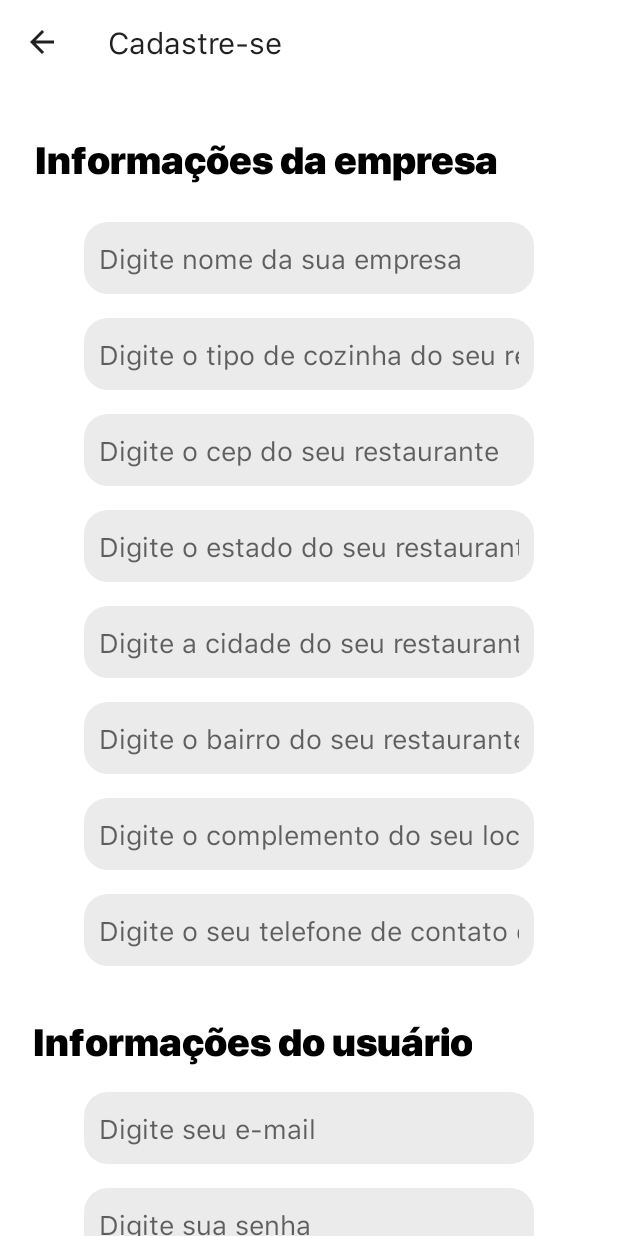
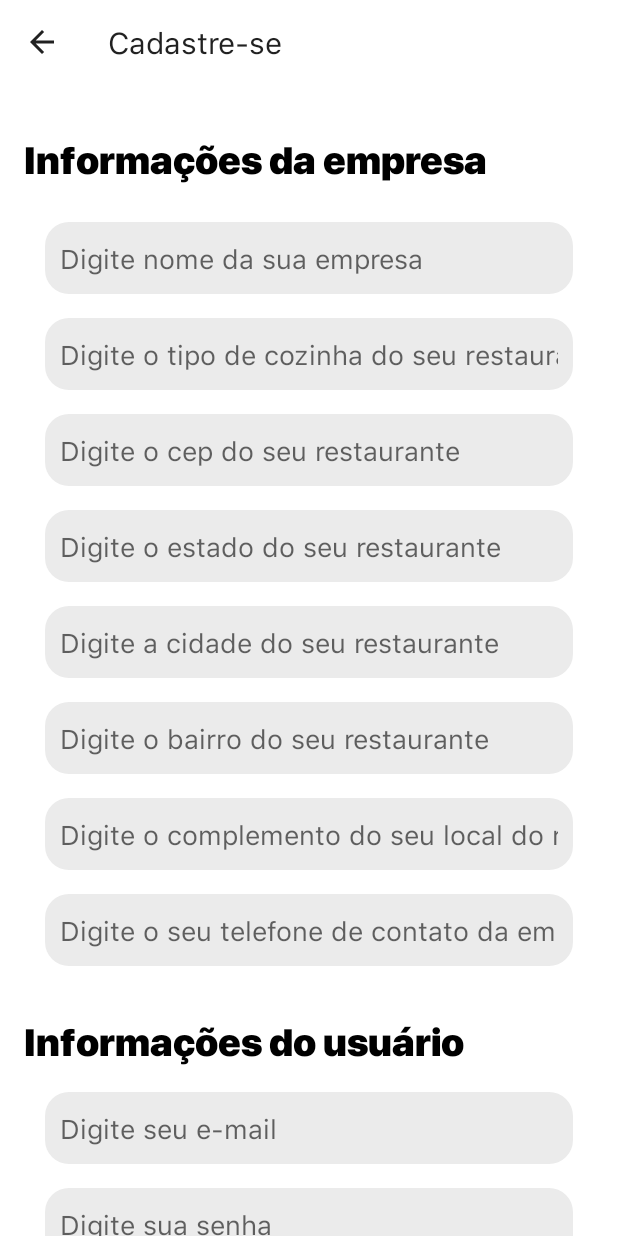
Before and after one commit to gleysonabreu/CardapiosEmpresa, an Android app: the SingupActivity screen opened directly, with no data from a screen before it, on a phone screen of 412 x 824 dp. Run offline under Robolectric (Android 15) with nearby library versions, the phone set to English and light mode, and no system bars; our stand-ins replace Firebase (no records; nobody signed in at launch, a user with empty details on screens opened directly).

Commit message:
Ajustes no design da tela de login e da tela de cadastro, tanto portrait e landscape

```diff
--- a/app/src/main/res/layout/activity_login.xml
+++ b/app/src/main/res/layout/activity_login.xml
@@ -34,8 +34,10 @@
 
     <EditText
         android:id="@+id/editTextEmailLogin"
-        android:layout_width="300dp"
+        android:layout_width="0dp"
         android:layout_height="48dp"
+        android:layout_marginStart="30dp"
+        android:layout_marginEnd="30dp"
         android:layout_marginBottom="16dp"
         android:background="@drawable/shape_arrounded"
         android:ems="10"
@@ -52,8 +54,10 @@
 
     <Button
         android:id="@+id/buttonLogin"
-        android:layout_width="300dp"
+        android:layout_width="0dp"
         android:layout_height="48dp"
+        android:layout_marginStart="30dp"
+        android:layout_marginEnd="30dp"
         android:layout_marginBottom="8dp"
         android:background="@drawable/shape_arrounded"
         android:backgroundTint="@color/colorSplash"
@@ -72,8 +76,10 @@
 
     <Button
         android:id="@+id/buttonSignup"
-        android:layout_width="300dp"
+        android:layout_width="0dp"
         android:layout_height="48dp"
+        android:layout_marginStart="30dp"
+        android:layout_marginEnd="30dp"
         android:layout_marginBottom="16dp"
         android:background="@drawable/shape_arrounded"
         android:backgroundTint="@android:color/black"
@@ -92,8 +98,10 @@
 
     <EditText
         android:id="@+id/editTextPaswordLogin"
-        android:layout_width="300dp"
+        android:layout_width="0dp"
         android:layout_height="48dp"
+        android:layout_marginStart="30dp"
+        android:layout_marginEnd="30dp"
         android:layout_marginBottom="16dp"
         android:background="@drawable/shape_arrounded"
         android:ems="10"
--- a/app/src/main/res/layout/activity_singup.xml
+++ b/app/src/main/res/layout/activity_singup.xml
@@ -30,8 +30,10 @@
 
         <EditText
             android:id="@+id/editTextCidade"
-            android:layout_width="300dp"
+            android:layout_width="0dp"
             android:layout_height="48dp"
+            android:layout_marginStart="30dp"
+            android:layout_marginEnd="30dp"
             android:layout_marginBottom="16dp"
             android:background="@drawable/shape_arrounded"
             android:ems="10"
@@ -47,8 +49,10 @@
 
         <EditText
             android:id="@+id/editTextNomeEmpresa"
-            android:layout_width="300dp"
+            android:layout_width="0dp"
             android:layout_height="48dp"
+            android:layout_marginStart="30dp"
+            android:layout_marginEnd="30dp"
             android:layout_marginBottom="16dp"
             android:background="@drawable/shape_arrounded"
             android:ems="10"
@@ -64,8 +68,10 @@
 
         <EditText
             android:id="@+id/editTextTelefoneEmpresa"
-            android:layout_width="300dp"
+            android:layout_width="0dp"
             android:layout_height="48dp"
+            android:layout_marginStart="30dp"
+            android:layout_marginEnd="30dp"
             android:layout_marginBottom="32dp"
             android:background="@drawable/shape_arrounded"
             android:ems="10"
@@ -81,8 +87,10 @@
 
         <EditText
             android:id="@+id/editTextTipoCozinha"
-            android:layout_width="300dp"
+            android:layout_width="0dp"
             android:layout_height="48dp"
+            android:layout_marginStart="30dp"
+            android:layout_marginEnd="30dp"
             android:layout_marginBottom="16dp"
             android:background="@drawable/shape_arrounded"
             android:ems="10"
@@ -98,8 +106,10 @@
 
         <EditText
             android:id="@+id/editTextEstado"
-            android:layout_width="300dp"
+            android:layout_width="0dp"
             android:layout_height="48dp"
+            android:layout_marginStart="30dp"
+            android:layout_marginEnd="30dp"
             android:layout_marginBottom="16dp"
             android:background="@drawable/shape_arrounded"
             android:ems="10"
@@ -115,8 +125,10 @@
 
         <EditText
             android:id="@+id/editTextComplemento"
-            android:layout_width="300dp"
+            android:layout_width="0dp"
             android:layout_height="48dp"
+            android:layout_marginStart="30dp"
+            android:layout_marginEnd="30dp"
             android:layout_marginBottom="16dp"
             android:background="@drawable/shape_arrounded"
             android:ems="10"
@@ -132,8 +144,10 @@
 
         <EditText
             android:id="@+id/editTextCep"
-            android:layout_width="300dp"
+            android:layout_width="0dp"
             android:layout_height="48dp"
+            android:layout_marginStart="30dp"
+            android:layout_marginEnd="30dp"
             android:layout_marginBottom="16dp"
             android:background="@drawable/shape_arrounded"
             android:ems="10"
@@ -149,8 +163,10 @@
 
         <EditText
             android:id="@+id/editTextBairro"
-            android:layout_width="300dp"
+            android:layout_width="0dp"
             android:layout_height="48dp"
+            android:layout_marginStart="30dp"
+            android:layout_marginEnd="30dp"
             android:layout_marginBottom="16dp"
             android:background="@drawable/shape_arrounded"
             android:ems="10"
@@ -165,44 +181,49 @@
             app:layout_constraintVertical_chainStyle="packed" />
 
         <TextView
+            android:id="@+id/textView"
+            android:layout_width="0dp"
+            android:layout_height="wrap_content"
+            android:layout_marginStart="16dp"
+            android:layout_marginTop="32dp"
+            android:layout_marginBottom="24dp"
+            android:fontFamily="@font/sfpdb"
+            android:gravity="left"
+            android:text="@string/infoCompany"
+            android:textAlignment="viewStart"
+            android:textColor="@android:color/black"
+            android:textSize="25sp"
+            app:layout_constraintBottom_toTopOf="@+id/editTextNomeEmpresa"
+            app:layout_constraintEnd_toEndOf="parent"
+            app:layout_constraintHorizontal_bias="0.0"
+            app:layout_constraintStart_toStartOf="parent"
+            app:layout_constraintTop_toBottomOf="@+id/include"
+            app:layout_constraintVertical_chainStyle="packed" />
+
+        <TextView
             android:id="@+id/textView2"
-            android:layout_width="wrap_content"
+            android:layout_width="0dp"
             android:layout_height="wrap_content"
+            android:layout_marginStart="16dp"
             android:layout_marginBottom="16dp"
             android:fontFamily="@font/sfpdb"
             android:text="@string/infoUser"
-            android:textAlignment="center"
+            android:textAlignment="viewStart"
             android:textColor="@android:color/black"
             android:textSize="25sp"
             app:layout_constraintBottom_toTopOf="@+id/editTextEmailSignup"
             app:layout_constraintEnd_toEndOf="parent"
-            app:layout_constraintHorizontal_bias="0.177"
+            app:layout_constraintHorizontal_bias="0.0"
             app:layout_constraintStart_toStartOf="parent"
             app:layout_constraintTop_toBottomOf="@+id/editTextTelefoneEmpresa"
             app:layout_constraintVertical_chainStyle="packed" />
 
-        <TextView
-            android:id="@+id/textView"
-            android:layout_width="wrap_content"
-            android:layout_height="wrap_content"
-            android:layout_marginTop="32dp"
-            android:layout_marginBottom="24dp"
-            android:fontFamily="@font/sfpdb"
-            android:text="@string/infoCompany"
-            android:textAlignment="center"
-            android:textColor="@android:color/black"
-            android:textSize="25sp"
-            app:layout_constraintBottom_toTopOf="@+id/editTextNomeEmpresa"
-            app:layout_constraintEnd_toEndOf="parent"
-            app:layout_constraintHorizontal_bias="0.219"
-            app:layout_constraintStart_toStartOf="parent"
-            app:layout_constraintTop_toBottomOf="@+id/include"
-            app:layout_constraintVertical_chainStyle="packed" />
-
         <EditText
             android:id="@+id/editTextPasswordSignup"
-            android:layout_width="300dp"
+            android:layout_width="0dp"
             android:layout_height="48dp"
+            android:layout_marginStart="30dp"
+            android:layout_marginEnd="30dp"
             android:layout_marginBottom="16dp"
             android:background="@drawable/shape_arrounded"
             android:ems="10"
@@ -218,8 +239,10 @@
 
         <Button
             android:id="@+id/buttonSignup"
-            android:layout_width="300dp"
+            android:layout_width="0dp"
             android:layout_height="48dp"
+            android:layout_marginStart="30dp"
+            android:layout_marginEnd="30dp"
             android:layout_marginBottom="16dp"
             android:background="@drawable/shape_arrounded"
             android:backgroundTint="@color/colorSplash"
@@ -237,8 +260,10 @@
 
         <EditText
             android:id="@+id/editTextEmailSignup"
-            android:layout_width="300dp"
+            android:layout_width="0dp"
             android:layout_height="48dp"
+            android:layout_marginStart="30dp"
+            android:layout_marginEnd="30dp"
             android:layout_marginBottom="16dp"
             android:background="@drawable/shape_arrounded"
             android:ems="10"
```
